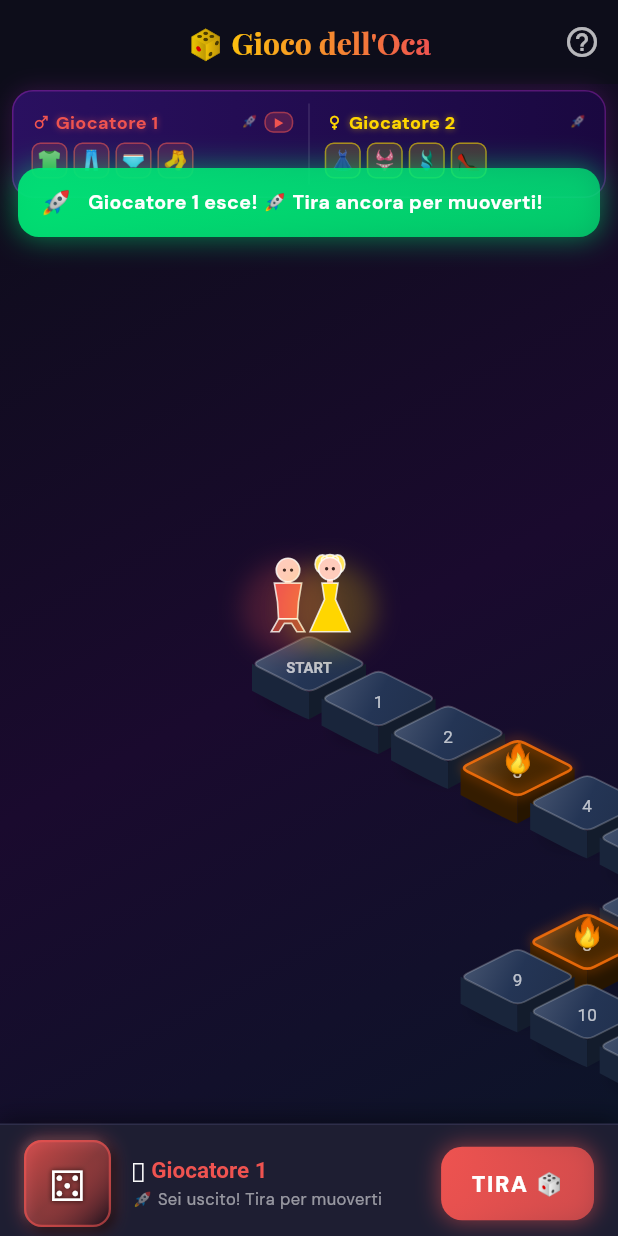
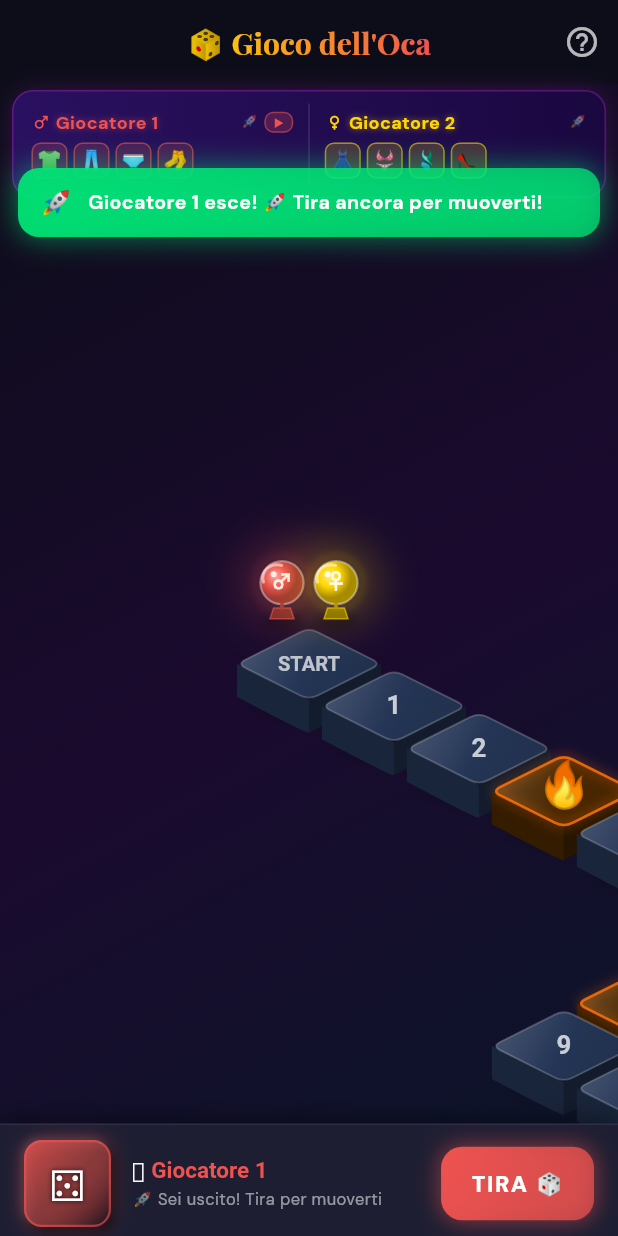
Before and after one commit to godcorpspa/kamasutra_app, a Flutter app: the GoosePlayScreen screen opened by its route, after a tap on "TIRA 🎲", on a phone screen of 412 x 824 dp. Run offline on Flutter 3.47's test engine with Material 3 defaults, Android fonts, the phone set to English and light mode, and no system bars; our stand-ins replace cloud_firestore, confetti, easy_localization, equatable, firebase_auth, firebase_core and 6 more; accounts and stored records are empty; network calls fail; project files that could hold a hidden picture were left out.

Commit message:
Bigger tiles, prettier gem pawns, cleaner labels, themed background
- Tiles enlarged from 76x38 to 96x48 for better readability
- Canvas expanded to 3600x1900 to accommodate larger tiles
- Replaced male/female stick-figure pawns with glowing gem tokens
  on pedestals with radial gradients, glass highlights, and sparkles
- Special tiles (ladder/hole/penance/finish) now show only the icon
  without the position number, reducing visual clutter
- Ladder/hole destinations shown as coloured pill badges beside the
  tile (green for ladder, red for hole) with "→ N" format
- Added themed background: deep purple radial gradient, scattered
  semi-transparent heart shapes, sparkle dots, and a soft vignette

https://claude.ai/code/session_01XmffwdbTFmGsZmZm7WxECZ

```diff
--- a/lib/features/games/goose_game/presentation/goose_play_screen.dart
+++ b/lib/features/games/goose_game/presentation/goose_play_screen.dart
@@ -26,15 +26,15 @@ const _kIconsP1 = ['👕', '👖', '🩲', '🧦'];
 const _kIconsP2 = ['👗', '👙', '🩱', '👠'];
 
 // ── Board canvas / tile constants ──
-const double _kTileW    = 76.0;    // isometric tile width  (was 56)
-const double _kTileH    = 38.0;    // isometric tile height (was 28)
-const double _kBlockH   = 18.0;    // 3-D block depth
-const double _kTileStep = 1.22;    // grid-to-screen spacing multiplier
+const double _kTileW    = 96.0;    // isometric tile width
+const double _kTileH    = 48.0;    // isometric tile height
+const double _kBlockH   = 22.0;    // 3-D block depth
+const double _kTileStep = 1.18;    // grid-to-screen spacing multiplier
 const double _kRound    = 5.0;     // corner rounding for tiles
-const double _kBoardCX  = 1800.0;  // board centre-X in the large canvas
-const double _kBoardTY  = 60.0;    // board top-Y in the large canvas
-const double _kCanvasW  = 2800.0;
-const double _kCanvasH  = 1450.0;
+const double _kBoardCX  = 2200.0;  // board centre-X in the large canvas
+const double _kBoardTY  = 80.0;    // board top-Y in the large canvas
+const double _kCanvasW  = 3600.0;
+const double _kCanvasH  = 1900.0;
 const _kSkin = Color(0xFFFFCCBC);  // skin tone for pawn heads
 const _kHair = Color(0xFF4A2C2A);  // dark hair colour
 
@@ -986,6 +986,9 @@ class _IsoBoardPainter extends CustomPainter {
 
   @override
   void paint(Canvas canvas, Size size) {
+    // ── 0. Themed background ──
+    _drawBackground(canvas, size);
+
     // ── 1. Draw path-connecting trail between consecutive cells ──
     final trailPaint = Paint()
       ..color = Colors.white.withOpacity(0.12)
@@ -1033,6 +1036,76 @@ class _IsoBoardPainter extends CustomPainter {
       final sc = _toScreen(_gridOf(pos));
       _drawTile(canvas, sc, board[pos], pos == p1Pos, pos == p2Pos);
     }
+  }
+
+  // ── Themed background with subtle pattern ──
+  void _drawBackground(Canvas canvas, Size size) {
+    // Deep gradient
+    final bgRect = Rect.fromLTWH(0, 0, size.width, size.height);
+    canvas.drawRect(bgRect, Paint()
+      ..shader = const RadialGradient(
+        center: Alignment(0.0, -0.3),
+        radius: 1.4,
+        colors: [
+          Color(0xFF1A0A2E),  // deep purple centre
+          Color(0xFF0D0D1A),  // dark edges
+          Color(0xFF050510),  // near-black
+        ],
+        stops: [0.0, 0.6, 1.0],
+      ).createShader(bgRect));
+
+    // Subtle hearts pattern (scattered, very low opacity)
+    final heartPaint = Paint()
+      ..color = const Color(0xFFFF3B5C).withOpacity(0.04)
+      ..style = PaintingStyle.fill;
+    final heartStroke = Paint()
+      ..color = const Color(0xFFFF3B5C).withOpacity(0.06)
+      ..style = PaintingStyle.stroke
+      ..strokeWidth = 0.8;
+
+    final rng = Random(42); // fixed seed for consistent pattern
+    for (int i = 0; i < 60; i++) {
+      final hx = rng.nextDouble() * size.width;
+      final hy = rng.nextDouble() * size.height;
+      final hs = 8.0 + rng.nextDouble() * 14.0;
+      _drawHeart(canvas, Offset(hx, hy), hs, heartPaint);
+      _drawHeart(canvas, Offset(hx, hy), hs, heartStroke);
+    }
+
+    // Subtle sparkle dots
+    final sparklePaint = Paint()
+      ..color = Colors.white.withOpacity(0.06);
+    for (int i = 0; i < 100; i++) {
+      final sx = rng.nextDouble() * size.width;
+      final sy = rng.nextDouble() * size.height;
+      final sr = 0.5 + rng.nextDouble() * 1.5;
+      canvas.drawCircle(Offset(sx, sy), sr, sparklePaint);
+    }
+
+    // Soft vignette overlay
+    canvas.drawRect(bgRect, Paint()
+      ..shader = RadialGradient(
+        colors: [
+          Colors.transparent,
+          Colors.black.withOpacity(0.3),
+        ],
+        stops: const [0.5, 1.0],
+      ).createShader(bgRect));
+  }
+
+  // Draw a small heart shape at a given position
+  void _drawHeart(Canvas canvas, Offset center, double size, Paint paint) {
+    final s = size / 2;
+    final path = Path()
+      ..moveTo(center.dx, center.dy + s * 0.6)
+      ..cubicTo(center.dx - s * 1.2, center.dy - s * 0.2,
+                center.dx - s * 0.6, center.dy - s * 1.0,
+                center.dx, center.dy - s * 0.4)
+      ..cubicTo(center.dx + s * 0.6, center.dy - s * 1.0,
+                center.dx + s * 1.2, center.dy - s * 0.2,
+                center.dx, center.dy + s * 0.6)
+      ..close();
+    canvas.drawPath(path, paint);
   }
 
   // Build a rounded isometric diamond path using quadratic bezier corners.
@@ -1134,194 +1207,150 @@ class _IsoBoardPainter extends CustomPainter {
         ..strokeWidth = 1.8);
     }
 
-    // ── Position number ──
+    // ── Tile content (number, icon, destination) ──
+    final isSpecial = sq.type != GooseSquareType.normal;
+
+    if (!isSpecial) {
+      // Normal tile: show position number
       if (sq.position > 0) {
-      _txt(canvas, '${sq.position}', Offset(c.dx, c.dy + hh * 0.15),
-          sz: _kTileW * 0.15, col: Colors.white.withOpacity(0.7));
+        _txt(canvas, '${sq.position}', c,
+            sz: _kTileW * 0.18, col: Colors.white.withOpacity(0.75), bold: true);
       } else {
-      _txt(canvas, 'START', Offset(c.dx, c.dy + hh * 0.15),
-          sz: _kTileW * 0.13, col: Colors.white70, bold: true);
-    }
-
-    // ── Type icon (positioned above centre) ──
-    final iconY = c.dy - hh * 0.32;
+        _txt(canvas, 'START', c,
+            sz: _kTileW * 0.14, col: Colors.white70, bold: true);
+      }
+    } else {
+      // Special tile: show big icon centred, NO position number
       switch (sq.type) {
         case GooseSquareType.ladder:
-        _txt(canvas, '🪜', Offset(c.dx, iconY), sz: _kTileW * 0.30); break;
+          _txt(canvas, '🪜', Offset(c.dx, c.dy - hh * 0.10), sz: _kTileW * 0.35); break;
         case GooseSquareType.hole:
-        _txt(canvas, '🕳️', Offset(c.dx, iconY), sz: _kTileW * 0.30); break;
+          _txt(canvas, '🕳️', Offset(c.dx, c.dy - hh * 0.10), sz: _kTileW * 0.35); break;
         case GooseSquareType.penance:
-        _txt(canvas, '🔥', Offset(c.dx, iconY), sz: _kTileW * 0.26); break;
+          _txt(canvas, '🔥', Offset(c.dx, c.dy - hh * 0.10), sz: _kTileW * 0.32); break;
         case GooseSquareType.finish:
-        _txt(canvas, '🏆', Offset(c.dx, c.dy - hh * 0.50), sz: _kTileW * 0.36); break;
+          _txt(canvas, '🏆', Offset(c.dx, c.dy - hh * 0.15), sz: _kTileW * 0.40); break;
         default: break;
       }
 
-    // ── Jump destination label ──
+      // Destination badge beside tile (for ladder/hole)
       if (sq.destination != null) {
-      final arrow = sq.type == GooseSquareType.ladder
-          ? '↑${sq.destination}' : '↓${sq.destination}';
-      _txt(canvas, arrow,
-          Offset(c.dx + hw * 0.5, c.dy + hh * 0.55),
-          sz: _kTileW * 0.11,
-          col: sq.type == GooseSquareType.ladder ? _kGreen : _kRed);
+        final isLadder = sq.type == GooseSquareType.ladder;
+        final badgeColor = isLadder ? _kGreen : _kRed;
+        final label = isLadder ? '→ ${sq.destination}' : '→ ${sq.destination}';
+        final badgeX = c.dx + hw * 0.85;
+        final badgeY = c.dy + hh * 0.2;
+
+        // Badge background pill
+        final badgeW = _kTileW * 0.42;
+        final badgeH = _kTileH * 0.38;
+        final badgeRect = RRect.fromRectAndRadius(
+          Rect.fromCenter(center: Offset(badgeX, badgeY), width: badgeW, height: badgeH),
+          const Radius.circular(6),
+        );
+        canvas.drawRRect(badgeRect, Paint()..color = badgeColor.withOpacity(0.85));
+        canvas.drawRRect(badgeRect, Paint()
+          ..style = PaintingStyle.stroke
+          ..color = Colors.white.withOpacity(0.5)
+          ..strokeWidth = 0.8);
+        _txt(canvas, label, Offset(badgeX, badgeY),
+            sz: _kTileW * 0.11, col: Colors.white, bold: true);
+      }
     }
 
     // ── Player pawns ──
     if (!hasP1 && !hasP2) return;
-    final baseY = c.dy - hh - 4;
+    final baseY = c.dy - hh - 6;
     if (hasP1 && hasP2) {
-      _drawMalePawn(canvas,   Offset(c.dx - 14, baseY), p1Color);
-      _drawFemalePawn(canvas, Offset(c.dx + 14, baseY), p2Color);
+      _drawPawn(canvas, Offset(c.dx - 18, baseY), p1Color, '♂');
+      _drawPawn(canvas, Offset(c.dx + 18, baseY), p2Color, '♀');
     } else if (hasP1) {
-      _drawMalePawn(canvas,   Offset(c.dx, baseY), p1Color);
+      _drawPawn(canvas, Offset(c.dx, baseY), p1Color, '♂');
     } else {
-      _drawFemalePawn(canvas, Offset(c.dx, baseY), p2Color);
-    }
-  }
-
-  // ── Male pawn (shirt + legs + skin head + hair + eyes) ───────────
-  void _drawMalePawn(Canvas canvas, Offset base, Color color) {
-    const s = 14.0;
-    final bodyP = Paint()..color = color;
-    final legsP = Paint()..color = _dim(color, 0.28);
-    final skinP = Paint()..color = _kSkin;
-    final hairP = Paint()..color = _kHair;
-    final outP  = Paint()
-      ..color = Colors.white.withOpacity(0.80)
+      _drawPawn(canvas, Offset(c.dx, baseY), p2Color, '♀');
+    }
+  }
+
+  // ── Cute glowing gem pawn with heart shape ───────────────────────
+  void _drawPawn(Canvas canvas, Offset base, Color color, String symbol) {
+    const s = 16.0;
+    final cx = base.dx, cy = base.dy - s * 1.5;
+
+    // Outer glow halo
+    canvas.drawCircle(Offset(cx, cy), s * 2.0, Paint()
+      ..color = color.withOpacity(0.18)
+      ..maskFilter = const MaskFilter.blur(BlurStyle.normal, 12));
+
+    // Shadow on ground
+    canvas.drawOval(
+      Rect.fromCenter(center: Offset(cx, base.dy + 2), width: s * 1.8, height: s * 0.5),
+      Paint()
+        ..color = Colors.black.withOpacity(0.35)
+        ..maskFilter = const MaskFilter.blur(BlurStyle.normal, 4));
+
+    // Pedestal (small rounded trapezoid)
+    final pedestal = Path()
+      ..moveTo(cx - s * 0.5, base.dy)
+      ..lineTo(cx + s * 0.5, base.dy)
+      ..lineTo(cx + s * 0.35, base.dy - s * 0.45)
+      ..lineTo(cx - s * 0.35, base.dy - s * 0.45)
+      ..close();
+    canvas.drawPath(pedestal, Paint()..color = _dim(color, 0.45));
+    canvas.drawPath(pedestal, Paint()
       ..style = PaintingStyle.stroke
-      ..strokeWidth = 1.1;
-
-    // Glow
-    canvas.drawCircle(
-      Offset(base.dx, base.dy - s), s * 2.2,
+      ..color = color.withOpacity(0.6)
+      ..strokeWidth = 1.0);
+
+    // Main gem body (rounded circle with gradient)
+    final gemRect = Rect.fromCenter(center: Offset(cx, cy), width: s * 1.8, height: s * 1.8);
+    canvas.drawOval(gemRect, Paint()
+      ..shader = RadialGradient(
+        center: const Alignment(-0.3, -0.3),
+        colors: [_brighten(color, 0.5), color, _dim(color, 0.35)],
+        stops: const [0.0, 0.5, 1.0],
+      ).createShader(gemRect));
+
+    // Glass highlight (top-left arc)
+    canvas.drawArc(
+      Rect.fromCenter(center: Offset(cx - s * 0.2, cy - s * 0.2), width: s * 1.2, height: s * 1.1),
+      pi * 0.9, pi * 0.7, false,
       Paint()
-        ..color = color.withOpacity(0.22)
-        ..maskFilter = const MaskFilter.blur(BlurStyle.normal, 8),
-    );
-
-    // Legs (darker trousers)
-    final legs = Path()
-      ..moveTo(base.dx - s * 0.45, base.dy - s * 0.50)
-      ..lineTo(base.dx + s * 0.45, base.dy - s * 0.50)
-      ..lineTo(base.dx + s * 0.80, base.dy + s * 0.12)
-      ..lineTo(base.dx + s * 0.42, base.dy + s * 0.12)
-      ..lineTo(base.dx + s * 0.17, base.dy - s * 0.28)
-      ..lineTo(base.dx - s * 0.17, base.dy - s * 0.28)
-      ..lineTo(base.dx - s * 0.42, base.dy + s * 0.12)
-      ..lineTo(base.dx - s * 0.80, base.dy + s * 0.12)
-      ..close();
-    canvas.drawPath(legs, legsP);
-
-    // Shirt / torso
-    final shirt = Path()
-      ..moveTo(base.dx - s * 0.65, base.dy - s * 2.2)
-      ..lineTo(base.dx + s * 0.65, base.dy - s * 2.2)
-      ..lineTo(base.dx + s * 0.50, base.dy - s * 1.30)
-      ..lineTo(base.dx + s * 0.45, base.dy - s * 0.50)
-      ..lineTo(base.dx - s * 0.45, base.dy - s * 0.50)
-      ..lineTo(base.dx - s * 0.50, base.dy - s * 1.30)
-      ..close();
-    canvas.drawPath(shirt, bodyP);
-    canvas.drawPath(shirt, outP);
-    canvas.drawPath(legs,  outP);
-
-    // Neck
-    canvas.drawRect(
-      Rect.fromCenter(
-        center: Offset(base.dx, base.dy - s * 2.32),
-        width: s * 0.32, height: s * 0.30,
-      ),
-      skinP,
-    );
-
-    final headC = Offset(base.dx, base.dy - s * 2.82);
-
-    // Hair cap (top semicircle behind head)
-    final hairPath = Path();
-    hairPath.addArc(
-      Rect.fromCenter(center: headC, width: s * 1.18, height: s * 1.18),
-      pi, pi,
-    );
-    hairPath.close();
-    canvas.drawPath(hairPath, hairP);
-
-    // Skin head
-    canvas.drawCircle(headC, s * 0.56, skinP);
-    canvas.drawCircle(headC, s * 0.56, outP);
-
-    // Eyes
-    final eyeP = Paint()..color = const Color(0xFF3E2723);
-    canvas.drawCircle(Offset(headC.dx - s * 0.17, headC.dy), 1.1, eyeP);
-    canvas.drawCircle(Offset(headC.dx + s * 0.17, headC.dy), 1.1, eyeP);
-  }
-
-  // ── Female pawn (dress + skin head + coloured hair + eyes) ───────
-  void _drawFemalePawn(Canvas canvas, Offset base, Color color) {
-    const s = 14.0;
-    final dressP  = Paint()..color = color;
-    final skinP   = Paint()..color = _kSkin;
-    final hairCol = _brighten(color, 0.35);
-    final hairP   = Paint()..color = hairCol;
-    final outP    = Paint()
-      ..color = Colors.white.withOpacity(0.80)
         ..style = PaintingStyle.stroke
-      ..strokeWidth = 1.1;
-
-    // Glow
-    canvas.drawCircle(
-      Offset(base.dx, base.dy - s), s * 2.2,
+        ..color = Colors.white.withOpacity(0.55)
+        ..strokeWidth = 2.0
+        ..strokeCap = StrokeCap.round);
+
+    // Sparkle dot
+    canvas.drawCircle(Offset(cx - s * 0.35, cy - s * 0.35), 2.0,
+      Paint()..color = Colors.white.withOpacity(0.85));
+
+    // Outer ring
+    canvas.drawOval(gemRect, Paint()
+      ..style = PaintingStyle.stroke
+      ..color = Colors.white.withOpacity(0.4)
+      ..strokeWidth = 1.5);
+
+    // Inner glow ring
+    canvas.drawOval(
+      Rect.fromCenter(center: Offset(cx, cy), width: s * 2.2, height: s * 2.2),
       Paint()
-        ..color = color.withOpacity(0.22)
-        ..maskFilter = const MaskFilter.blur(BlurStyle.normal, 8),
-    );
-
-    // Dress (trapezoidal: narrow at shoulders, wide at hem)
-    final dress = Path()
-      ..moveTo(base.dx - s * 0.38, base.dy - s * 2.2)   // L shoulder
-      ..lineTo(base.dx + s * 0.38, base.dy - s * 2.2)   // R shoulder
-      ..lineTo(base.dx + s * 0.26, base.dy - s * 1.42)  // R waist
-      ..lineTo(base.dx + s * 0.95, base.dy + s * 0.12)  // R hem
-      ..lineTo(base.dx - s * 0.95, base.dy + s * 0.12)  // L hem
-      ..lineTo(base.dx - s * 0.26, base.dy - s * 1.42)  // L waist
-      ..close();
-    canvas.drawPath(dress, dressP);
-    canvas.drawPath(dress, outP);
-
-    // Neck
-    canvas.drawRect(
-      Rect.fromCenter(
-        center: Offset(base.dx, base.dy - s * 2.32),
-        width: s * 0.28, height: s * 0.28,
-      ),
-      skinP,
-    );
-
-    final headC = Offset(base.dx, base.dy - s * 2.88);
-
-    // Hair bumps behind head (long wavy hair sides)
-    final hair = Path()
-      ..addOval(Rect.fromCenter(
-          center: Offset(base.dx - s * 0.36, base.dy - s * 3.10),
-          width: s * 0.70, height: s * 0.88))
-      ..addOval(Rect.fromCenter(
-          center: Offset(base.dx + s * 0.36, base.dy - s * 3.10),
-          width: s * 0.70, height: s * 0.88))
-      // hair top arch
-      ..addOval(Rect.fromCenter(
-          center: Offset(base.dx, base.dy - s * 3.28),
-          width: s * 0.82, height: s * 0.55));
-    canvas.drawPath(hair, hairP);
-    canvas.drawPath(hair, outP);
-
-    // Skin head (drawn on top of hair)
-    canvas.drawCircle(headC, s * 0.54, skinP);
-    canvas.drawCircle(headC, s * 0.54, outP);
-
-    // Eyes
-    final eyeP = Paint()..color = const Color(0xFF3E2723);
-    canvas.drawCircle(Offset(headC.dx - s * 0.16, headC.dy), 1.1, eyeP);
-    canvas.drawCircle(Offset(headC.dx + s * 0.16, headC.dy), 1.1, eyeP);
+        ..style = PaintingStyle.stroke
+        ..color = color.withOpacity(0.25)
+        ..strokeWidth = 2.5
+        ..maskFilter = const MaskFilter.blur(BlurStyle.normal, 3));
+
+    // Gender symbol in centre
+    _txt(canvas, symbol, Offset(cx, cy), sz: s * 0.85,
+        col: Colors.white.withOpacity(0.9), bold: true);
+
+    // Stem connecting pedestal to gem
+    canvas.drawLine(
+      Offset(cx, base.dy - s * 0.45),
+      Offset(cx, cy + s * 0.9),
+      Paint()
+        ..color = _dim(color, 0.3)
+        ..strokeWidth = 2.5
+        ..strokeCap = StrokeCap.round);
   }
 
   // ── Helpers ─────────────────────────────────────────────────────────
```
Lines whose indentation alone changed are shown as unchanged.
